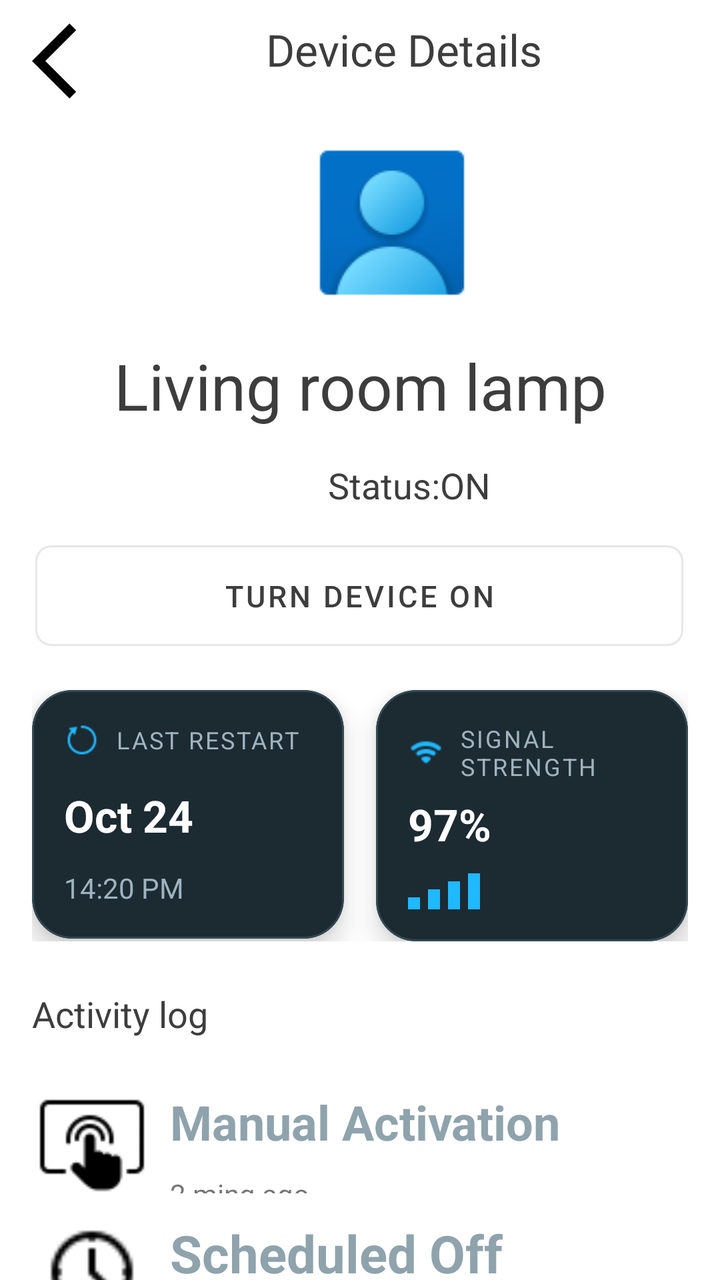
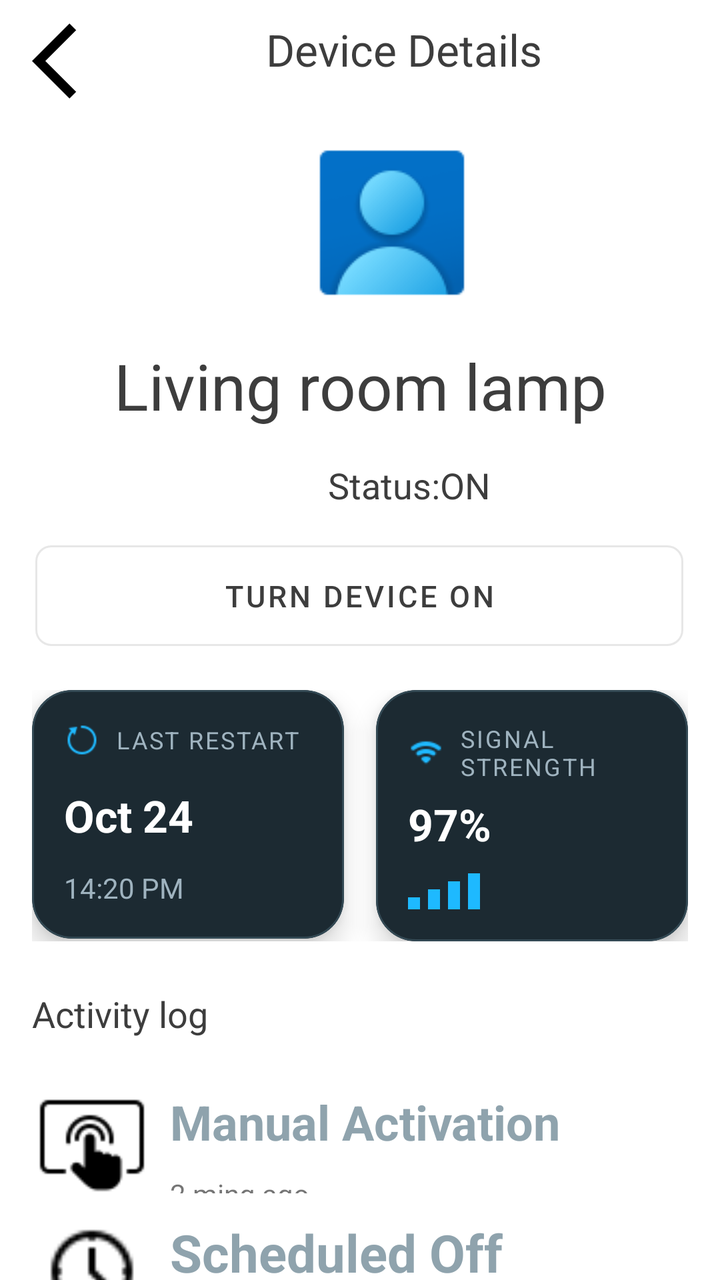

Compare the two renders of this Android layout. The source of the first and the diff that turns it into the second are given below.
<!-- AndroidManifest.xml: application theme Theme.ManagingHomeDevicesApp -->
<!-- res/layout/device_info.xml -->
<?xml version="1.0" encoding="utf-8"?>
<androidx.constraintlayout.widget.ConstraintLayout xmlns:android="http://schemas.android.com/apk/res/android"
    xmlns:app="http://schemas.android.com/apk/res-auto"
    xmlns:tools="http://schemas.android.com/tools"
    android:layout_width="match_parent"
    android:layout_height="match_parent">

    <com.google.android.material.button.MaterialButton
        android:id="@+id/timeButton"
        style="@style/Widget.MaterialComponents.Button.OutlinedButton"
        android:layout_width="0dp"
        android:layout_height="wrap_content"
        android:layout_marginTop="12dp"
        android:minHeight="56sp"
        android:padding="15dp"
        android:text="Turn Device On"
        android:textColor="?attr/colorOnSurface"
        android:textSize="15sp"
        app:cornerRadius="8dp"
        app:layout_constraintEnd_toEndOf="parent"
        app:layout_constraintHorizontal_bias="0.491"
        app:layout_constraintStart_toStartOf="parent"
        app:layout_constraintTop_toBottomOf="@+id/textView3"
        app:layout_constraintWidth_percent="0.9" />

    <TextView
        android:id="@+id/TextdeviceDetailsText"
        android:layout_width="wrap_content"
        android:layout_height="wrap_content"
        android:layout_marginStart="72dp"
        android:layout_marginTop="10dp"
        android:text="Device Details"
        android:textColor="?attr/colorOnSurface"
        android:textSize="22sp"
        app:layout_constraintStart_toEndOf="@+id/backIcon"
        app:layout_constraintTop_toTopOf="parent" />

    <TextView
        android:id="@+id/textdeviceDetails"
        android:layout_width="match_parent"
        android:layout_height="wrap_content"

        android:layout_marginTop="12dp"
        android:text="Living room lamp"
        android:textColor="?attr/colorOnSurface"
        android:textSize="32sp"
        android:gravity="center"
        app:layout_constraintStart_toStartOf="parent"
        app:layout_constraintTop_toBottomOf="@+id/imageView2" />

    <ImageView
        android:id="@+id/backIcon"
        android:layout_width="45dp"
        android:layout_height="45dp"
        android:layout_marginStart="16dp"
        android:layout_marginTop="8dp"
        android:clickable="true"
        android:focusable="true"
        android:backgroundTint="@color/back_icon_bg"
        app:layout_constraintStart_toStartOf="parent"
        app:layout_constraintTop_toTopOf="parent"
        app:srcCompat="@drawable/outline_arrow_back_ios_24" />

    <ImageView
        android:id="@+id/imageView2"
        android:layout_width="wrap_content"
        android:layout_height="wrap_content"
        android:layout_marginStart="148dp"
        android:layout_marginTop="24dp"
        app:layout_constraintStart_toStartOf="parent"
        app:layout_constraintTop_toBottomOf="@+id/TextdeviceDetailsText"
        app:srcCompat="@drawable/avatar_image" />

    <TextView
        android:id="@+id/textView3"
        android:layout_width="wrap_content"
        android:layout_height="wrap_content"
        android:layout_marginStart="164dp"
        android:layout_marginTop="16dp"
        android:text="Status:ON"
        android:textColor="?attr/colorOnSurface"
        android:textSize="18sp"
        app:layout_constraintStart_toStartOf="parent"
        app:layout_constraintTop_toBottomOf="@+id/textdeviceDetails" />

    <LinearLayout
        android:id="@+id/linearLayout"
        android:layout_width="match_parent"
        android:layout_height="wrap_content"
        android:orientation="horizontal"
        android:paddingHorizontal="16dp"
        android:paddingTop="16dp"
        android:weightSum="2"
        app:layout_constraintStart_toStartOf="parent"
        app:layout_constraintTop_toBottomOf="@id/timeButton">

        <com.google.android.material.card.MaterialCardView
            android:id="@+id/materialCardView"
            android:layout_width="0dp"
            android:layout_height="wrap_content"
            android:layout_weight="1"
            android:minHeight="120dp"
            android:layout_marginEnd="8dp"
            app:cardBackgroundColor="@color/card_dark"
            app:cardCornerRadius="20dp"
            app:cardElevation="8dp"
            app:strokeColor="@color/card_stroke"
            app:strokeWidth="1dp">

            <include layout="@layout/card_last_restart" />

        </com.google.android.material.card.MaterialCardView>

        <com.google.android.material.card.MaterialCardView
            android:layout_width="0dp"
            android:layout_height="wrap_content"
            android:layout_weight="1"
            android:minHeight="120dp"
            android:layout_marginStart="8dp"
            app:cardBackgroundColor="@color/card_dark"
            app:cardCornerRadius="20dp"
            app:cardElevation="8dp"
            app:strokeColor="@color/card_stroke"
            app:strokeWidth="1dp">

            <include layout="@layout/card_signal_strenght" />

        </com.google.android.material.card.MaterialCardView>

    </LinearLayout>


    <androidx.constraintlayout.widget.ConstraintLayout
        android:layout_width="409dp"
        android:layout_height="289dp"
        app:layout_constraintStart_toStartOf="parent"
        app:layout_constraintTop_toBottomOf="@+id/linearLayout">

        <androidx.constraintlayout.widget.ConstraintLayout
            android:id="@+id/containerControlPanel"
            android:layout_width="0dp"
            android:layout_height="64dp"
            android:layout_marginTop="68dp"
            android:layout_marginEnd="28dp"
            android:padding="6dp"
            app:layout_constraintEnd_toEndOf="parent"
            app:layout_constraintHorizontal_bias="0.0"
            app:layout_constraintStart_toStartOf="@id/leftGuide"
            app:layout_constraintTop_toTopOf="parent"
            app:layout_constraintWidth_percent="0.90"
            app:tint="@color/colorPrimary">

            <ImageView
                android:id="@+id/imgProfile"
                android:layout_width="54dp"
                android:layout_height="54dp"
                android:clipToOutline="true"
                android:scaleType="centerCrop"
                android:src="@drawable/touch_manual_device_icon"
                app:layout_constraintStart_toStartOf="parent"
                app:layout_constraintTop_toTopOf="parent" />

            <LinearLayout
                android:id="@+id/controlPanelInfo"
                android:layout_width="0dp"
                android:layout_height="wrap_content"
                android:layout_marginStart="12dp"
                android:orientation="vertical"
                app:layout_constraintStart_toEndOf="@id/imgProfile"
                app:layout_constraintTop_toTopOf="@id/imgProfile"
                app:layout_constraintWidth_percent="0.55">

                <TextView
                    android:id="@+id/controlPanel"
                    android:layout_width="match_parent"
                    android:layout_height="0dp"
                    android:layout_weight="1"
                    android:autoSizeStepGranularity="2sp"
                    android:autoSizeTextType="uniform"
                    android:text="Manual Activation"
                    android:textColor="#8FA3AD"
                    android:textSize="30sp"
                    android:textStyle="bold" />

                <TextView
                    android:id="@+id/destination"
                    android:layout_width="match_parent"
                    android:layout_height="0dp"
                    android:layout_weight="1"
                    android:autoSizeMaxTextSize="14sp"
                    android:autoSizeMinTextSize="8sp"
                    android:text="2 ming ago" />

            </LinearLayout>
        </androidx.constraintlayout.widget.ConstraintLayout>

        <TextView
            android:id="@+id/textdeviceDetails3"
            android:layout_width="wrap_content"
            android:layout_height="wrap_content"
            android:layout_marginStart="16dp"
            android:layout_marginTop="24dp"
            android:text="Activity log"
            android:textColor="?attr/colorOnSurface"
            android:textSize="18sp"
            app:layout_constraintStart_toStartOf="parent"
            app:layout_constraintTop_toTopOf="parent" />

        <androidx.constraintlayout.widget.ConstraintLayout
            android:id="@+id/containerControlPanel"
            android:layout_width="0dp"
            android:layout_height="64dp"
            android:layout_marginTop="84dp"
            android:layout_marginEnd="28dp"
            android:padding="6dp"
            app:layout_constraintEnd_toEndOf="parent"
            app:layout_constraintTop_toBottomOf="@+id/textdeviceDetails3"
            app:layout_constraintWidth_percent="0.90"
            app:tint="@color/colorPrimary">

            <ImageView
                android:id="@+id/imgProfile"
                android:layout_width="54dp"
                android:layout_height="54dp"
                android:clipToOutline="true"
                android:scaleType="centerCrop"
                android:src="@drawable/timer_off_icon"
                app:layout_constraintStart_toStartOf="parent"
                app:layout_constraintTop_toTopOf="parent" />

            <LinearLayout
                android:id="@+id/controlPanelInfo"
                android:layout_width="0dp"
                android:layout_height="wrap_content"
                android:layout_marginStart="12dp"
                android:orientation="vertical"
                app:layout_constraintStart_toEndOf="@id/imgProfile"
                app:layout_constraintTop_toTopOf="@id/imgProfile"
                app:layout_constraintWidth_percent="0.55">

                <TextView
                    android:id="@+id/controlPanel"
                    android:layout_width="match_parent"
                    android:layout_height="0dp"
                    android:layout_weight="1"
                    android:autoSizeStepGranularity="2sp"
                    android:autoSizeTextType="uniform"
                    android:text="Scheduled Off"
                    android:textColor="#8FA3AD"
                    android:textSize="30sp"
                    android:textStyle="bold" />

                <TextView
                    android:id="@+id/destination"
                    android:layout_width="match_parent"
                    android:layout_height="0dp"
                    android:layout_weight="1"
                    android:autoSizeMaxTextSize="14sp"
                    android:autoSizeMinTextSize="8sp"
                    android:text="08:00 AM" />

            </LinearLayout>
        </androidx.constraintlayout.widget.ConstraintLayout>


    </androidx.constraintlayout.widget.ConstraintLayout>


</androidx.constraintlayout.widget.ConstraintLayout>
<!-- res/layout/card_last_restart.xml (included above) -->
<?xml version="1.0" encoding="utf-8"?>
<androidx.constraintlayout.widget.ConstraintLayout xmlns:android="http://schemas.android.com/apk/res/android"
    xmlns:app="http://schemas.android.com/apk/res-auto"
    android:layout_width="match_parent"
    android:layout_height="match_parent">

    <LinearLayout
        android:layout_width="match_parent"
        android:layout_height="wrap_content"
        android:orientation="vertical"
        android:padding="16dp"
        app:layout_constraintStart_toStartOf="parent"
        app:layout_constraintTop_toTopOf="parent">
    
        <LinearLayout
            android:layout_width="wrap_content"
            android:layout_height="wrap_content"
            android:orientation="horizontal"
            android:gravity="center_vertical"
            >
            <ImageView
                android:id="@+id/icon"
                android:layout_width="18dp"
                android:layout_height="18dp"
                android:src="@drawable/restart_image"
                android:tint="@color/blue_accent"
                />
                <TextView
                    android:layout_width="match_parent"
                    android:layout_height="wrap_content"
                    android:id="@+id/titleText"
                    android:layout_marginStart="8dp"
                    android:text="LAST RESTART"
                    android:textSize="12sp"
                    android:letterSpacing="0.08"
                    android:textColor="@color/text_secondary_dark" />
        </LinearLayout>
        
        <TextView
            android:layout_width="match_parent"
            android:layout_height="wrap_content"
            android:id="@+id/dateText"
            android:layout_marginTop="14dp"
            android:text="Oct 24"
            android:textSize="22sp"
            android:textStyle="bold"
            android:textColor="@color/text_primary_dark"/>

        
        <TextView
            android:layout_width="match_parent"
            android:layout_height="wrap_content"
            android:id="@+id/timeText"
            android:layout_marginTop="12dp"
            android:text="14:20 PM"
            android:textSize="14sp"
            android:textColor="@color/text_secondary_dark"/>
    </LinearLayout>
</androidx.constraintlayout.widget.ConstraintLayout>
<!-- res/layout/card_signal_strenght.xml (included above) -->
<?xml version="1.0" encoding="utf-8"?>
<androidx.constraintlayout.widget.ConstraintLayout xmlns:android="http://schemas.android.com/apk/res/android"
    xmlns:app="http://schemas.android.com/apk/res-auto"
    android:layout_width="match_parent"
    android:layout_height="match_parent">

    <LinearLayout
        android:layout_width="match_parent"
        android:layout_height="wrap_content"
        android:orientation="vertical"
        android:padding="16dp"
        app:layout_constraintStart_toStartOf="parent"
        app:layout_constraintTop_toTopOf="parent">

        
        <LinearLayout
            android:layout_width="wrap_content"
            android:layout_height="wrap_content"
            android:gravity="center_vertical"
            android:orientation="horizontal">

            <ImageView
                android:id="@+id/wifiIcon"
                android:layout_width="18dp"
                android:layout_height="18dp"
                android:src="@drawable/wifi_image"
                app:tint="@color/blue_accent" />

            <TextView
                android:layout_width="match_parent"
                android:layout_height="wrap_content"
                android:layout_marginStart="8dp"
                android:letterSpacing="0.08"
                android:text="SIGNAL STRENGTH"
                android:textColor="@color/text_secondary_dark"
                android:textSize="12sp"
                />
        </LinearLayout>

        
        <TextView
            android:id="@+id/percantages"
            android:layout_width="match_parent"
            android:layout_height="wrap_content"
            android:layout_marginTop="6dp"
            android:text="97%"
            android:textColor="@color/text_primary_dark"
            android:textSize="22sp"
            android:textStyle="bold" />

        
        <LinearLayout
            android:layout_width="match_parent"
            android:layout_height="wrap_content"
            android:layout_marginTop="10dp"
            android:gravity="bottom"
            android:orientation="horizontal">

            <View
                style="@style/SignalBar"
                android:layout_height="6dp" />

            <View
                style="@style/SignalBar"
                android:layout_height="10dp" />

            <View
                style="@style/SignalBar"
                android:layout_height="14dp" />

            <View
                style="@style/SignalBar"
                android:layout_height="18dp" />

        </LinearLayout>

    </LinearLayout>

</androidx.constraintlayout.widget.ConstraintLayout>
<!-- resources referenced by this layout -->
<resources>
  <color name="back_icon_bg">#000000</color>
  <color name="blue_accent">#1EB9FF</color>
  <color name="card_dark">#1C2A32</color>
  <color name="card_stroke">#334954</color>
  <color name="colorPrimary">#1E88E5</color>
  <color name="text_primary_dark">#FFFFFF</color>
  <color name="text_secondary_dark">#9FB3BF</color>
  <!-- drawable avatar_image: png bitmap (drawable, 3218 bytes) -->
  <!-- drawable outline_arrow_back_ios_24 (drawable) -->
  <vector xmlns:android="http://schemas.android.com/apk/res/android" android:autoMirrored="true" android:height="24dp" android:tint="#000000" android:viewportHeight="960" android:viewportWidth="960" android:width="24dp">
        
      <path android:fillColor="@android:color/white" android:pathData="M400,880L0,480L400,80L471,151L142,480L471,809L400,880Z"/>
      
  </vector>
  <!-- drawable restart_image: png bitmap (drawable, 507 bytes) -->
  <!-- drawable timer_off_icon: png bitmap (drawable, 511 bytes) -->
  <!-- drawable touch_manual_device_icon: png bitmap (drawable, 770 bytes) -->
  <!-- drawable wifi_image: png bitmap (drawable, 347 bytes) -->
  <style name="SignalBar">
          <item name="android:layout_width">6dp</item>
          <item name="android:layout_marginEnd">4dp</item>
          <item name="android:background">@color/blue_accent</item>
      </style>
  <style name="Theme.ManagingHomeDevicesApp" parent="Theme.MaterialComponents.DayNight.NoActionBar">
          
  
          <item name="colorPrimaryVariant">#3700B3</item>
          <item name="colorOnPrimary">#FFFFFF</item>
  
          
          <item name="colorSecondary">#26A69A</item>
          <item name="colorOnSecondary">#FFFFFF</item>
  
          
          <item name="android:statusBarColor">#121212</item>
          <item name="android:forceDarkAllowed">true</item>
  
          
          <item name="android:colorBackground">@color/colorBackgroundLight</item>
          <item name="colorSurface">@color/colorSurface</item>
  
          
          <item name="colorOnSurface">@color/colorTextPrimary</item>
  
  
          
          <item name="android:textColorPrimary">@color/colorTextPrimary</item>
          <item name="android:textColorSecondary">@color/colorTextSecondary</item>
  
      </style>
  <color name="colorBackgroundLight">#FFFFFF</color>
  <color name="colorSurface">#F5F5F5</color>
  <color name="colorTextPrimary">#3d3d3d  </color>
  <color name="colorTextSecondary">#939393</color>
</resources>

<!-- the commit's change to res/layout/device_info.xml (unified diff, before → after) -->
@@ -137,7 +137,7 @@
         app:layout_constraintTop_toBottomOf="@+id/linearLayout">
 
         <androidx.constraintlayout.widget.ConstraintLayout
-            android:id="@+id/containerControlPanel"
+            android:id="@+id/containerManualActivation"
             android:layout_width="0dp"
             android:layout_height="64dp"
             android:layout_marginTop="68dp"
@@ -145,13 +145,12 @@
             android:padding="6dp"
             app:layout_constraintEnd_toEndOf="parent"
             app:layout_constraintHorizontal_bias="0.0"
-            app:layout_constraintStart_toStartOf="@id/leftGuide"
             app:layout_constraintTop_toTopOf="parent"
             app:layout_constraintWidth_percent="0.90"
             app:tint="@color/colorPrimary">
 
             <ImageView
-                android:id="@+id/imgProfile"
+                android:id="@+id/imgManualActivation"
                 android:layout_width="54dp"
                 android:layout_height="54dp"
                 android:clipToOutline="true"
@@ -161,17 +160,17 @@
                 app:layout_constraintTop_toTopOf="parent" />
 
             <LinearLayout
-                android:id="@+id/controlPanelInfo"
+                android:id="@+id/controlPanelManualActivation"
                 android:layout_width="0dp"
                 android:layout_height="wrap_content"
                 android:layout_marginStart="12dp"
                 android:orientation="vertical"
-                app:layout_constraintStart_toEndOf="@id/imgProfile"
-                app:layout_constraintTop_toTopOf="@id/imgProfile"
+                app:layout_constraintStart_toEndOf="@id/imgManualActivation"
+                app:layout_constraintTop_toTopOf="@id/imgManualActivation"
                 app:layout_constraintWidth_percent="0.55">
 
                 <TextView
-                    android:id="@+id/controlPanel"
+                    android:id="@+id/textViewManualActivation"
                     android:layout_width="match_parent"
                     android:layout_height="0dp"
                     android:layout_weight="1"
@@ -183,7 +182,7 @@
                     android:textStyle="bold" />
 
                 <TextView
-                    android:id="@+id/destination"
+                    android:id="@+id/textViewTimeManualActivation"
                     android:layout_width="match_parent"
                     android:layout_height="0dp"
                     android:layout_weight="1"
@@ -207,19 +206,18 @@
             app:layout_constraintTop_toTopOf="parent" />
 
         <androidx.constraintlayout.widget.ConstraintLayout
-            android:id="@+id/containerControlPanel"
+            android:id="@+id/containerScheduledOff"
             android:layout_width="0dp"
             android:layout_height="64dp"
-            android:layout_marginTop="84dp"
             android:layout_marginEnd="28dp"
             android:padding="6dp"
             app:layout_constraintEnd_toEndOf="parent"
-            app:layout_constraintTop_toBottomOf="@+id/textdeviceDetails3"
+            app:layout_constraintTop_toBottomOf="@+id/containerManualActivation"
             app:layout_constraintWidth_percent="0.90"
             app:tint="@color/colorPrimary">
 
             <ImageView
-                android:id="@+id/imgProfile"
+                android:id="@+id/imgClock"
                 android:layout_width="54dp"
                 android:layout_height="54dp"
                 android:clipToOutline="true"
@@ -234,12 +232,12 @@
                 android:layout_height="wrap_content"
                 android:layout_marginStart="12dp"
                 android:orientation="vertical"
-                app:layout_constraintStart_toEndOf="@id/imgProfile"
-                app:layout_constraintTop_toTopOf="@id/imgProfile"
+                app:layout_constraintStart_toEndOf="@id/imgClock"
+                app:layout_constraintTop_toTopOf="@id/imgClock"
                 app:layout_constraintWidth_percent="0.55">
 
                 <TextView
-                    android:id="@+id/controlPanel"
+                    android:id="@+id/textViewScheduledOff"
                     android:layout_width="match_parent"
                     android:layout_height="0dp"
                     android:layout_weight="1"
@@ -251,7 +249,7 @@
                     android:textStyle="bold" />
 
                 <TextView
-                    android:id="@+id/destination"
+                    android:id="@+id/textViewTime"
                     android:layout_width="match_parent"
                     android:layout_height="0dp"
                     android:layout_weight="1"
